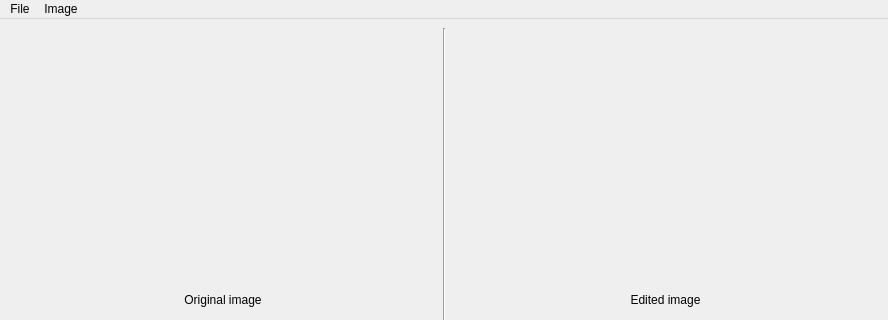
First picture: the form in mainwindow.ui, repository radieus/lighter-room, before the edit; both pictures show x 0 to 888 and y 0 to 320 of the 888 by 603 pixel window.
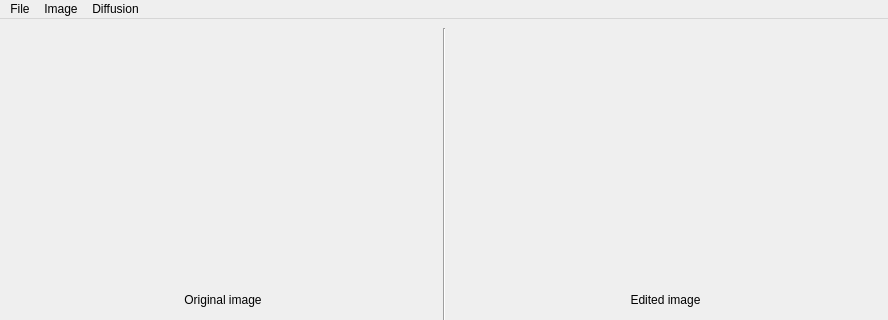
Second picture: the form after the edit.

The edit to the form file:
```diff
--- a/mainwindow.ui
+++ b/mainwindow.ui
@@ -93,8 +93,19 @@
     <addaction name="separator"/>
     <addaction name="actionRestore"/>
    </widget>
+   <widget class="QMenu" name="menuDiffusion">
+    <property name="title">
+     <string>Diffusion</string>
+    </property>
+    <addaction name="actionFloyd_and_Steinberg_filter"/>
+    <addaction name="actionBurkes_Filter"/>
+    <addaction name="actionStucky_Filter"/>
+    <addaction name="actionSierra_Filter"/>
+    <addaction name="actionAtkinson_Filter"/>
+   </widget>
    <addaction name="menuFile"/>
    <addaction name="menuImage"/>
+   <addaction name="menuDiffusion"/>
   </widget>
   <widget class="QStatusBar" name="statusbar">
    <property name="enabled">
```
Left out of the diff: 51 changed lines with no effect on the pictures.
